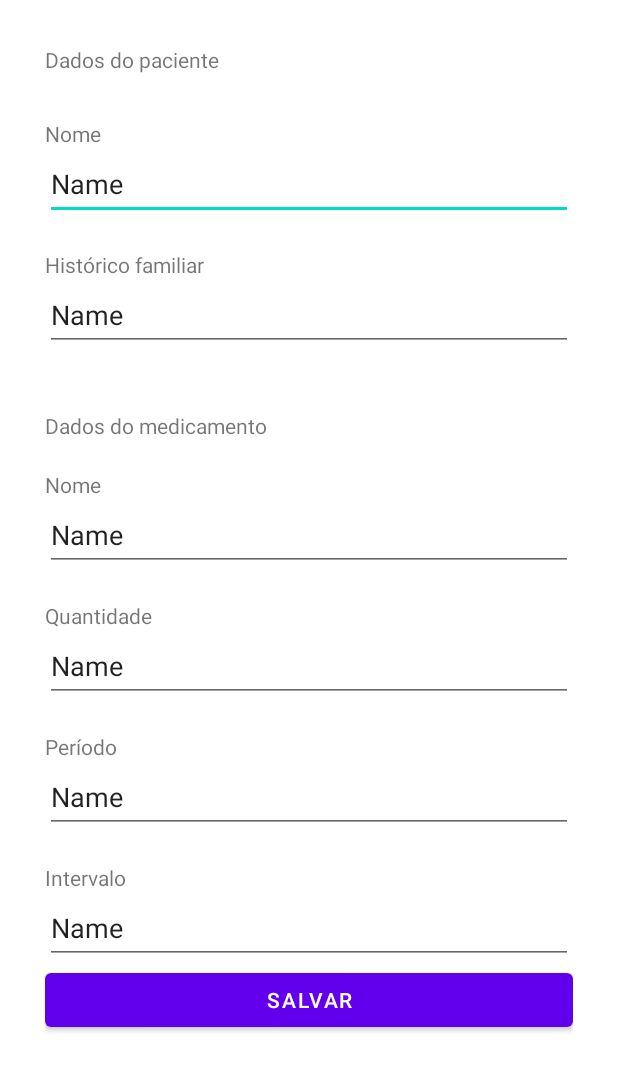
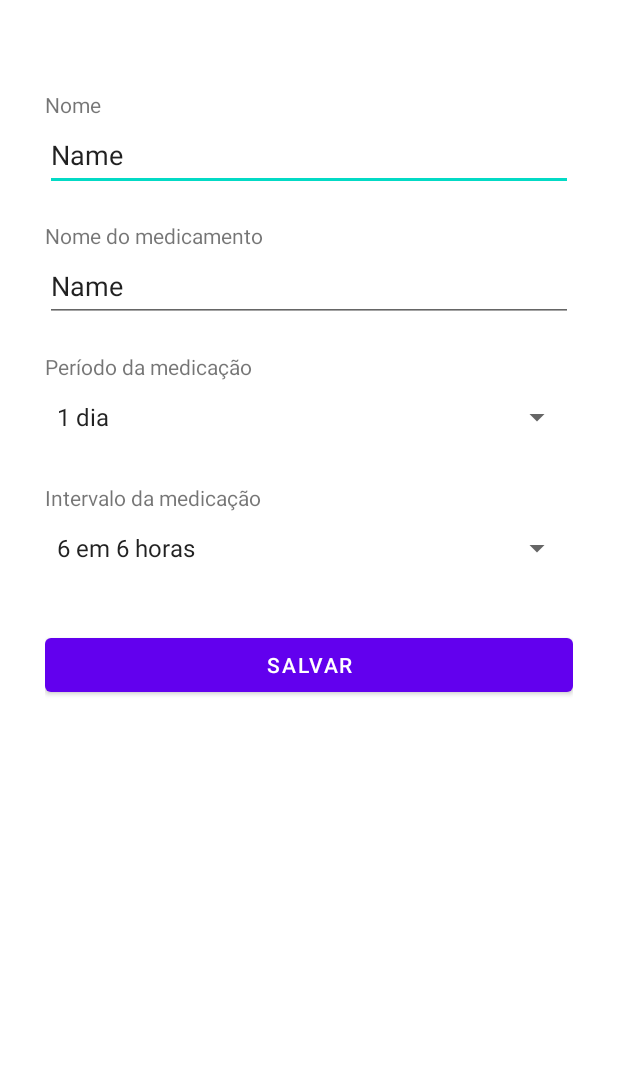
Before and after one commit to yan14082004/Health_Reminder_App, an Android app: the layout activity_tela_cadastro_paciente.xml on its own in the app's theme, with its tools: preview values and no code run, on a phone screen of 412 x 824 dp. Shown: the top 1071 px of the screen. Run offline under Robolectric (Android 15) with nearby library versions, the phone set to English and light mode, and no system bars.

Commit message:
continuação do desenvolvimento da parte funcional

```diff
--- a/app/src/main/AndroidManifest.xml
+++ b/app/src/main/AndroidManifest.xml
@@ -10,10 +10,7 @@
         android:supportsRtl="true"
         android:theme="@style/Theme.HelthReminderApp">
         <activity
-            android:name=".TelaCadastroPaciente"
-            android:exported="false" />
-        <activity
-            android:name=".TelaListaClientes"
+            android:name=".TelaListaPacientes"
             android:exported="false" />
         <activity
             android:name=".TelaSelecao"
--- a/app/src/main/res/layout/activity_tela_cadastro_paciente.xml
+++ b/app/src/main/res/layout/activity_tela_cadastro_paciente.xml
@@ -7,12 +7,6 @@
     android:layout_margin="30dp"
     android:orientation="vertical"
     tools:context=".TelaCadastroPaciente">
-
-    <TextView
-        android:id="@+id/textView13"
-        android:layout_width="match_parent"
-        android:layout_height="wrap_content"
-        android:text="@string/activity_tela_cadastro_paciente_dados_pessoais" />
 
     <TextView
         android:id="@+id/textView14"
@@ -31,29 +25,6 @@
         android:text="Name" />
 
     <TextView
-        android:id="@+id/textView19"
-        android:layout_width="match_parent"
-        android:layout_height="wrap_content"
-        android:layout_marginTop="20dp"
-        android:text="@string/activity_tela_cadastro_paciente_historico" />
-
-    <EditText
-        android:id="@+id/editTextTextPersonName12"
-        android:layout_width="match_parent"
-        android:layout_height="wrap_content"
-        android:ems="10"
-        android:inputType="textPersonName"
-        android:minHeight="48dp"
-        android:text="Name" />
-
-    <TextView
-        android:id="@+id/textView2"
-        android:layout_width="match_parent"
-        android:layout_height="wrap_content"
-        android:layout_marginTop="40dp"
-        android:text="@string/activity_tela_cadastro_paciente_dados_medicamento" />
-
-    <TextView
         android:id="@+id/textView9"
         android:layout_width="match_parent"
         android:layout_height="wrap_content"
@@ -70,57 +41,38 @@
         android:text="Name" />
 
     <TextView
-        android:id="@+id/textView15"
-        android:layout_width="match_parent"
-        android:layout_height="wrap_content"
-        android:layout_marginTop="20dp"
-        android:text="@string/activity_tela_cadastro_paciente_quantidade_medicamento" />
-
-    <EditText
-        android:id="@+id/editTextTextPersonName5"
-        android:layout_width="match_parent"
-        android:layout_height="wrap_content"
-        android:ems="10"
-        android:inputType="textPersonName"
-        android:minHeight="48dp"
-        android:text="Name" />
-
-    <TextView
         android:id="@+id/textView16"
         android:layout_width="match_parent"
         android:layout_height="wrap_content"
         android:layout_marginTop="20dp"
         android:text="@string/activity_tela_cadastro_paciente_periodo_medicamento" />
 
-    <EditText
-        android:id="@+id/editTextTextPersonName6"
+    <Spinner
+        android:id="@+id/spinner2"
         android:layout_width="match_parent"
         android:layout_height="wrap_content"
-        android:ems="10"
-        android:inputType="textPersonName"
-        android:minHeight="48dp"
-        android:text="Name" />
+        android:entries="@array/activity_tela_cadastro_paciente_periodo_lista"
+        android:minHeight="48dp" />
 
     <TextView
         android:id="@+id/textView17"
         android:layout_width="match_parent"
         android:layout_height="wrap_content"
         android:layout_marginTop="20dp"
-        android:text="@string/activity_tela_cadastro_paciente_intervalo_medicamento" />
+        android:text="@string/activity_tela_cadastro_paciente_intervalo" />
 
-    <EditText
-        android:id="@+id/editTextTextPersonName8"
+    <Spinner
+        android:id="@+id/spinner3"
         android:layout_width="match_parent"
         android:layout_height="wrap_content"
-        android:ems="10"
-        android:inputType="textPersonName"
-        android:minHeight="48dp"
-        android:text="Name" />
+        android:entries="@array/activity_tela_cadastro_paciente_intervalo_lista"
+        android:minHeight="48dp" />
 
     <Button
         android:id="@+id/button"
         android:layout_width="match_parent"
         android:layout_height="wrap_content"
+        android:layout_marginTop="30dp"
         android:text="@string/activity_tela_cadastro_paciente_salvar" />
 
 </LinearLayout>
--- a/app/src/main/res/values/strings.xml
+++ b/app/src/main/res/values/strings.xml
@@ -13,15 +13,37 @@
     <string name="activity_tela_lista_pacientes_novo">novo paciente</string>
     <string name="activity_tela_lista_pacientes_cadastrados">Pacientes cadastrados</string>
 
-    <string name="activity_tela_cadastro_paciente_dados_pessoais">Dados do paciente</string>
     <string name="activity_tela_cadastro_paciente_nome">Nome</string>
-    <string name="activity_tela_cadastro_paciente_historico">Histórico familiar</string>
-    <string name="activity_tela_cadastro_paciente_dados_medicamento">Dados do medicamento</string>
-    <string name="activity_tela_cadastro_paciente_medicamento">Nome</string>
-    <string name="activity_tela_cadastro_paciente_quantidade_medicamento">Quantidade</string>
-    <string name="activity_tela_cadastro_paciente_periodo_medicamento">Período</string>
-    <string name="activity_tela_cadastro_paciente_intervalo_medicamento">Intervalo</string>
+    <string name="activity_tela_cadastro_paciente_medicamento">Nome do medicamento</string>
+    <string name="activity_tela_cadastro_paciente_periodo_medicamento">Período da medicação</string>
+    <string-array name="activity_tela_cadastro_paciente_periodo_lista">
+        <item>1 dia</item>
+        <item>2 dias</item>
+        <item>3 dias</item>
+        <item>4 dias</item>
+        <item>5 dias</item>
+        <item>6 dias</item>
+        <item>1 semana</item>
+        <item>2 semanas</item>
+        <item>3 semanas</item>
+        <item>1 mês</item>
+        <item>2 meses</item>
+        <item>3 meses</item>
+        <item>permanente ou até atualizar</item>
+    </string-array>
+    <string name="activity_tela_cadastro_paciente_intervalo">Intervalo da medicação</string>
+    <string-array name="activity_tela_cadastro_paciente_intervalo_lista">
+        <item>6 em 6 horas</item>
+        <item>8 em 8 horas</item>
+        <item>12 em 12 horas</item>
+        <item>1 vez ao dia</item>
+    </string-array>
     <string name="activity_tela_cadastro_paciente_salvar">Salvar</string>
+    <string name="activity_tela_cadastro_paciente_excluir">excluir</string>
+    <string name="activity_tela_cadastro_paciente_salvo_com_sucesso">Paciente salvo com sucesso</string>
+    <string name="activity_tela_cadastro_paciente_erro_ao_salvar">Erro ao salvar Paciente</string>
+    <string name="activity_tela_cadastro_paciente_campos_vazios">Favor preencher todos os campos</string>
+
 
 
 
```
Also changed, not shown: app/src/main/java/com/example/helthreminderapp/DatabaseHelper.java (+3 -4 lines), app/src/main/java/com/example/helthreminderapp/Pacientes.java (deleted, +0 -77 lines), app/src/main/java/com/example/helthreminderapp/TelaCadastroPaciente.java (+112 -0 lines), app/src/main/java/com/example/helthreminderapp/TelaListaClientes.java (deleted, +0 -57 lines), app/src/main/java/com/example/helthreminderapp/TelaListaPacientes.java (added, +89 -0 lines), app/src/main/java/com/example/helthreminderapp/TelaSelecao.java (+4 -19 lines), app/src/main/java/com/example/helthreminderapp/pacientes.java (added, +59 -0 lines), app/src/main/res/layout/activity_tela_lista_pacientes.xml (renamed from app/src/main/res/layout/activity_tela_lista_clientes.xml, +13 -1 lines), app/src/main/res/layout/activity_tela_selecao.xml (+0 -9 lines), app/src/main/res/values/ids.xml (added, +7 -0 lines).
